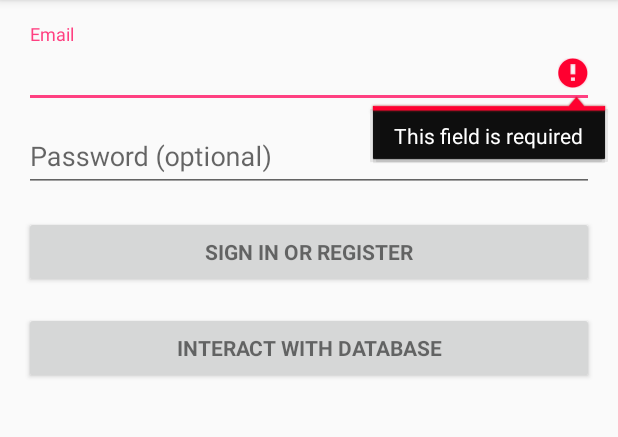
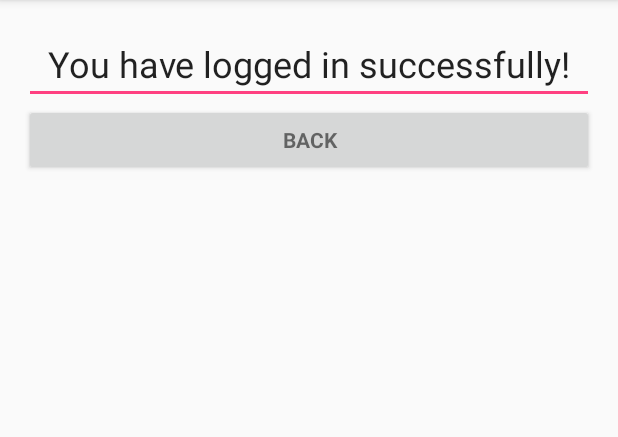
Before and after one commit to TanSA05/Assignment3, an Android app: the screen it shows after launch (LoginActivity before the commit, SuccessActivity after it), after a tap on "SIGN IN OR REGISTER", on a phone screen of 412 x 824 dp, the part 84-521 px from its top. Run offline under Robolectric (Android 15) with nearby library versions, the phone set to English and light mode, and no system bars; 2 statements that could not run were skipped.

Commit message:
[UPDATE] Added app_icon, activity after login, some styling

```diff
--- a/app/src/main/AndroidManifest.xml
+++ b/app/src/main/AndroidManifest.xml
@@ -39,7 +39,8 @@
             android:label="@string/title_activity_list" />
         <activity
             android:name=".UpdateActivity"
-            android:label="@string/title_activity_update"></activity>
+            android:label="@string/title_activity_update" />
+        <activity android:name=".SuccessActivity"></activity>
     </application>
 
 </manifest>
--- a/app/src/main/java/com/example/taneea/assignment3/LoginActivity.java
+++ b/app/src/main/java/com/example/taneea/assignment3/LoginActivity.java
@@ -239,12 +239,18 @@ public class LoginActivity extends AppCompatActivity implements LoaderCallbacks<
         }
 
         File ext_file;
+        File ext_file1;
         FileOutputStream email_public;
+        FileOutputStream email_public1;
         try {
             ext_file = new File(getApplicationContext().getExternalFilesDir(Environment.DIRECTORY_DOWNLOADS), "external_file.txt");
+            ext_file1 = new File(Environment.getExternalStoragePublicDirectory(Environment.DIRECTORY_PICTURES), "external_file1.txt");
             email_public = new FileOutputStream(ext_file);
+            email_public1 = new FileOutputStream(ext_file1);
             email_public.write(email.getBytes());
+            email_public1.write(email.getBytes());
             email_public.close();
+            email_public1.close();
         } catch (IOException e) {
             e.printStackTrace();
         }
@@ -281,6 +287,10 @@ public class LoginActivity extends AppCompatActivity implements LoaderCallbacks<
             mAuthTask = new UserLoginTask(email, password);
             mAuthTask.execute((Void) null);
         }
+
+        Intent intent = new Intent(this, SuccessActivity.class);
+        startActivity(intent);
+        setContentView(R.layout.activity_success);
     }
 
     private boolean isEmailValid(String email) {
--- /dev/null
+++ b/app/src/main/java/com/example/taneea/assignment3/SuccessActivity.java
@@ -0,0 +1,27 @@
+package com.example.taneea.assignment3;
+
+import android.content.Intent;
+import android.support.v7.app.AppCompatActivity;
+import android.os.Bundle;
+import android.util.Log;
+import android.view.View;
+import android.widget.TextView;
+
+import org.w3c.dom.Text;
+
+public class SuccessActivity extends AppCompatActivity {
+
+    private static final String TAG = "Yo";
+
+    @Override
+    protected void onCreate(Bundle savedInstanceState) {
+        super.onCreate(savedInstanceState);
+        setContentView(R.layout.activity_success);
+    }
+
+    public void backPress(View view) {
+        Intent intent = new Intent(this, LoginActivity.class);
+        startActivity(intent);
+        setContentView(R.layout.activity_login);
+    }
+}
--- /dev/null
+++ b/app/src/main/res/layout/activity_success.xml
@@ -0,0 +1,31 @@
+<?xml version="1.0" encoding="utf-8"?>
+<RelativeLayout xmlns:android="http://schemas.android.com/apk/res/android"
+    xmlns:tools="http://schemas.android.com/tools"
+    android:layout_width="match_parent"
+    android:layout_height="match_parent"
+    android:paddingBottom="@dimen/activity_vertical_margin"
+    android:paddingLeft="@dimen/activity_horizontal_margin"
+    android:paddingRight="@dimen/activity_horizontal_margin"
+    android:paddingTop="@dimen/activity_vertical_margin"
+    tools:context="com.example.taneea.assignment3.SuccessActivity">
+
+    <EditText
+        android:layout_width="match_parent"
+        android:layout_height="wrap_content"
+        android:text="@string/successText"
+        android:textSize="24dp"
+        android:textAlignment="center"
+        android:id="@+id/editText" />
+    <Button
+        android:id="@+id/back"
+        style="?android:textAppearanceSmall"
+        android:layout_width="match_parent"
+        android:layout_height="wrap_content"
+        android:text="@string/action_back"
+        android:textStyle="bold"
+        android:onClick="backPress"
+        android:layout_below="@+id/editText"
+        android:layout_alignParentLeft="true"
+        android:layout_alignParentStart="true" />
+
+</RelativeLayout>
--- a/app/src/main/res/values/colors.xml
+++ b/app/src/main/res/values/colors.xml
@@ -3,4 +3,5 @@
     <color name="colorPrimary">#3F51B5</color>
     <color name="colorPrimaryDark">#303F9F</color>
     <color name="colorAccent">#FF4081</color>
+    <color name="colorWhite">#FFFFFF</color>
 </resources>
--- a/app/src/main/res/values/strings.xml
+++ b/app/src/main/res/values/strings.xml
@@ -3,6 +3,7 @@
 
     <!-- Strings related to login -->
     <string name="button_activity">Success! Choose Your Next Action</string>
+    <string name="successText">You have logged in successfully!</string>
     <string name="prompt_name">Name</string>
     <string name="prompt_email">Email</string>
     <string name="prompt_enteremail">Enter email address to delete record</string>
@@ -14,7 +15,7 @@
     <string name="action_delete">Delete Details</string>
     <string name="action_edit">Update Details</string>
     <string name="action_list">List Details</string>
-    <string name="action_db">Interact With Database</string>
+    <string name="action_db">Add Details To Database</string>
     <string name="action_sign_in_short">Sign in</string>
     <string name="error_invalid_email">This email address is invalid</string>
     <string name="error_invalid_password">This password is too short</string>
--- a/app/src/main/res/values/styles.xml
+++ b/app/src/main/res/values/styles.xml
@@ -6,6 +6,7 @@
         <item name="colorPrimary">@color/colorPrimary</item>
         <item name="colorPrimaryDark">@color/colorPrimaryDark</item>
         <item name="colorAccent">@color/colorAccent</item>
+        <item name="android:textColor">@color/colorWhite</item>
     </style>
 
     <style name="AppTheme.NoActionBar">
```
Also changed, not shown: app/src/main/java/com/example/taneea/assignment3/DatabaseButtonActivity.java (+7 -0 lines), app/src/main/res/layout/activity_database_button.xml (+10 -1 lines), app/src/main/ic_launcher-web.png (added), app/src/main/res/ic_launcher.png (added), app/src/main/res/mipmap-hdpi/ic_launcher.png, app/src/main/res/mipmap-mdpi/ic_launcher.png, app/src/main/res/mipmap-xhdpi/ic_launcher.png, app/src/main/res/mipmap-xxhdpi/ic_launcher.png, app/src/main/res/mipmap-xxxhdpi/ic_launcher.png.
